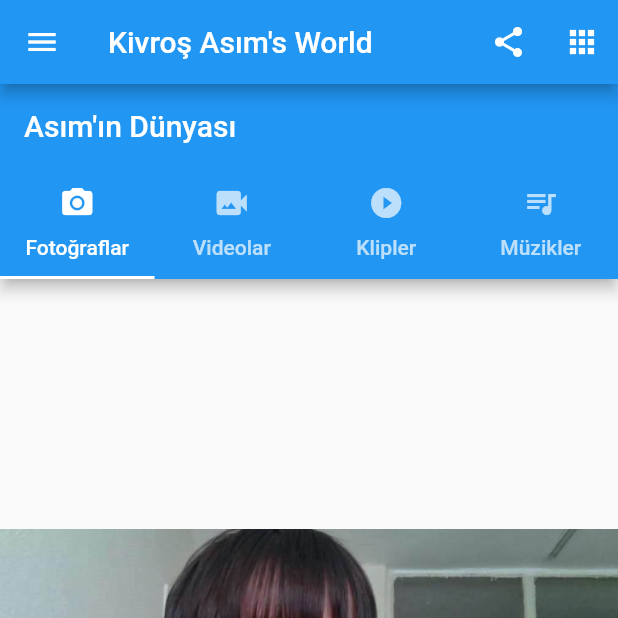
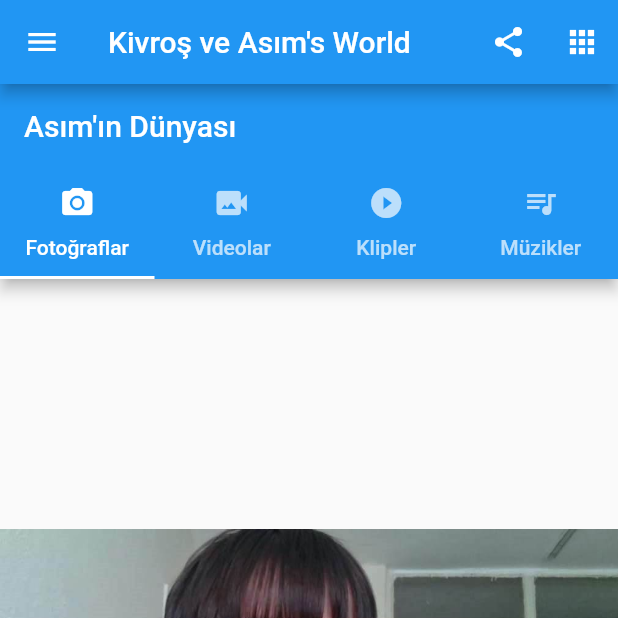
Before and after one commit to dogan1972/depo, a Flutter app: the screen it shows after launch, on a phone screen of 412 x 824 dp, the top half of it. Run offline on Flutter 3.47's test engine with Material 2 defaults, Android fonts, the phone set to English and light mode, and no system bars; our stand-ins replace youtube_player_flutter.

Commit message:
Update main.dart

```diff
--- a/asimo/lib/main.dart
+++ b/asimo/lib/main.dart
@@ -21,7 +21,7 @@ class MyApp extends StatelessWidget {
               ),
               IconButton(onPressed: () {}, icon: Icon(Icons.apps))
             ],
-            title: Text("Kivroş Asım's World"),
+            title: Text("Kivroş ve Asım's World"),
           ),
           body: AsimoTabControllers()),
     );
```
